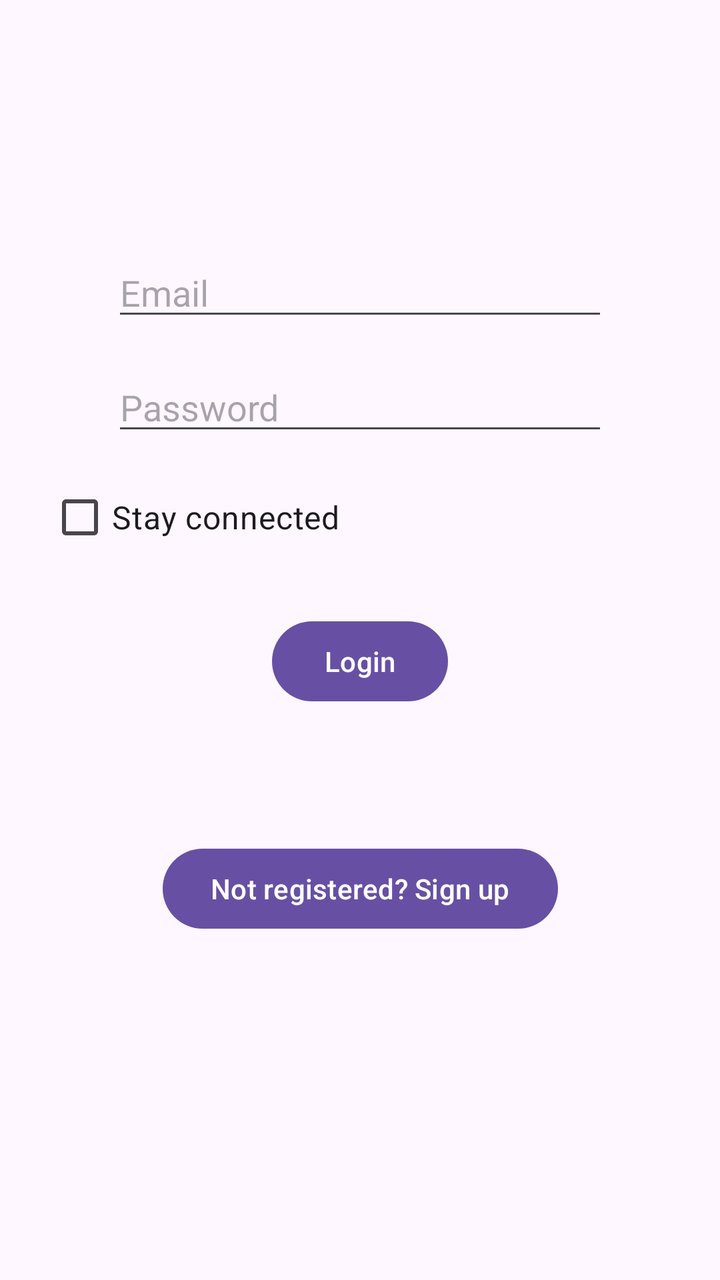
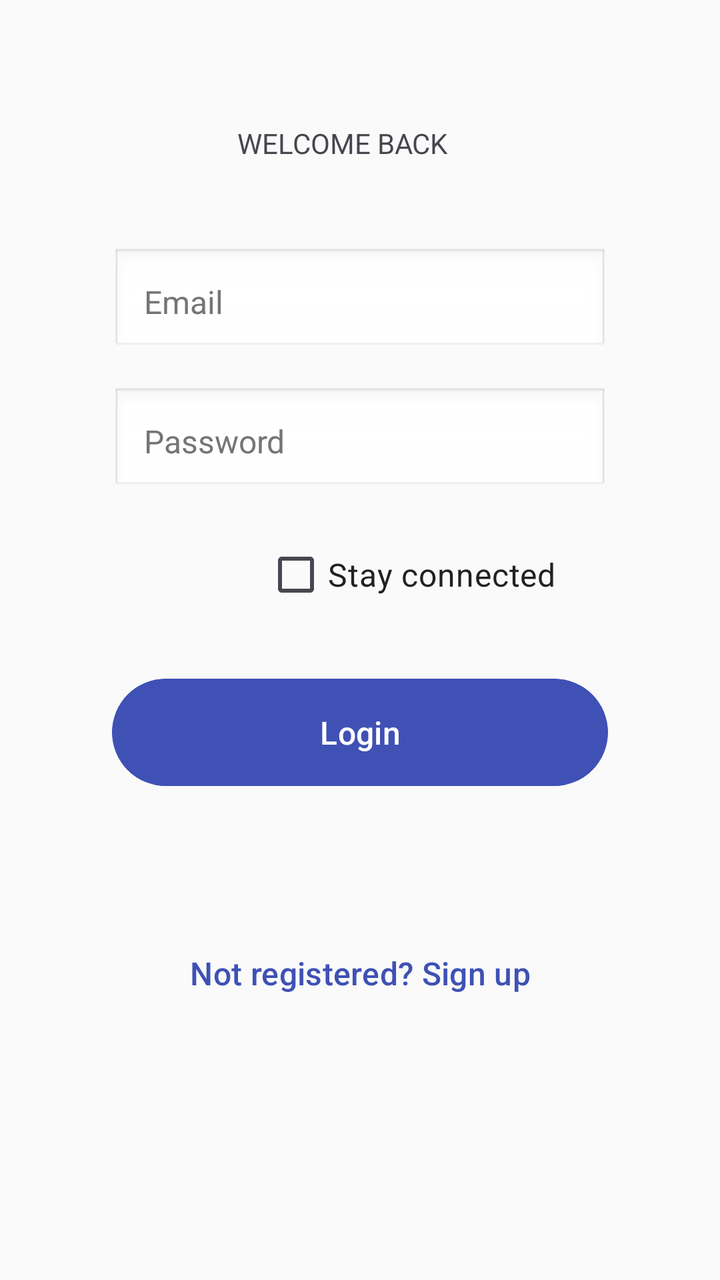

Screens rendered from an Android XML layout before and after an edit, with the pre-edit source and the edit as a unified diff.
<!-- AndroidManifest.xml: application theme Theme.MyApplication -->
<!-- res/layout/activity_login.xml -->
<?xml version="1.0" encoding="utf-8"?>
<androidx.constraintlayout.widget.ConstraintLayout xmlns:android="http://schemas.android.com/apk/res/android"
    xmlns:app="http://schemas.android.com/apk/res-auto"
    xmlns:tools="http://schemas.android.com/tools"
    android:id="@+id/main"
    android:layout_width="match_parent"
    android:layout_height="match_parent"
    tools:context=".LoginActivity"
    android:padding="24dp">

    
    <EditText
        android:id="@+id/eTEmail"
        android:layout_width="0dp"
        android:layout_height="wrap_content"
        android:hint="Email"
        android:inputType="textEmailAddress"
        app:layout_constraintTop_toTopOf="parent"
        app:layout_constraintStart_toStartOf="parent"
        app:layout_constraintEnd_toEndOf="parent"
        android:layout_marginTop="100dp"
        android:layout_marginHorizontal="32dp" />

    
    <EditText
        android:id="@+id/eTPass"
        android:layout_width="0dp"
        android:layout_height="wrap_content"
        android:hint="Password"
        android:inputType="textPassword"
        app:layout_constraintTop_toBottomOf="@id/eTEmail"
        app:layout_constraintStart_toStartOf="parent"
        app:layout_constraintEnd_toEndOf="parent"
        android:layout_marginTop="16dp"
        android:layout_marginHorizontal="32dp" />

    
    <CheckBox
        android:id="@+id/cBStayConnect"
        android:layout_width="wrap_content"
        android:layout_height="wrap_content"
        android:text="Stay connected"
        android:textSize="16sp"
        app:layout_constraintTop_toBottomOf="@id/eTPass"
        app:layout_constraintStart_toStartOf="parent"
        android:layout_marginTop="12dp" />

    
    <Button
        android:id="@+id/loginUser"
        android:layout_width="wrap_content"
        android:layout_height="wrap_content"
        android:text="Login"
        app:layout_constraintTop_toBottomOf="@id/cBStayConnect"
        app:layout_constraintStart_toStartOf="parent"
        app:layout_constraintEnd_toEndOf="parent"
        android:layout_marginTop="24dp" />

    
    <TextView
        android:id="@+id/tVMsg"
        android:layout_width="wrap_content"
        android:layout_height="wrap_content"
        android:text=""
        android:textSize="16sp"
        android:textColor="@android:color/black"
        app:layout_constraintTop_toBottomOf="@id/loginUser"
        app:layout_constraintStart_toStartOf="parent"
        app:layout_constraintEnd_toEndOf="parent"
        android:layout_marginTop="24dp" />

    
    <Button
        android:id="@+id/btnGoToRegister"
        android:layout_width="wrap_content"
        android:layout_height="wrap_content"
        android:text="Not registered? Sign up"
        app:layout_constraintTop_toBottomOf="@id/tVMsg"
        app:layout_constraintStart_toStartOf="parent"
        app:layout_constraintEnd_toEndOf="parent"
        android:layout_marginTop="20dp" />

</androidx.constraintlayout.widget.ConstraintLayout>
<!-- resources referenced by this layout -->
<resources>
  <style name="Theme.MyApplication" parent="Base.Theme.MyApplication" />
  <style name="Base.Theme.MyApplication" parent="Theme.Material3.DayNight.NoActionBar">
          
          
      </style>
</resources>

<!-- the commit's change to res/layout/activity_login.xml (unified diff, before → after) -->
@@ -1,12 +1,14 @@
 <?xml version="1.0" encoding="utf-8"?>
-<androidx.constraintlayout.widget.ConstraintLayout xmlns:android="http://schemas.android.com/apk/res/android"
+<androidx.constraintlayout.widget.ConstraintLayout
+    xmlns:android="http://schemas.android.com/apk/res/android"
     xmlns:app="http://schemas.android.com/apk/res-auto"
     xmlns:tools="http://schemas.android.com/tools"
     android:id="@+id/main"
     android:layout_width="match_parent"
     android:layout_height="match_parent"
-    tools:context=".LoginActivity"
-    android:padding="24dp">
+    android:padding="24dp"
+    android:background="#FAFAFA"
+    tools:context=".LoginActivity">
 
     
     <EditText
@@ -15,10 +17,15 @@
         android:layout_height="wrap_content"
         android:hint="Email"
         android:inputType="textEmailAddress"
+        android:padding="16dp"
+        android:textColor="#212121"
+        android:textColorHint="#757575"
+        android:textSize="16sp"
+        android:background="@android:drawable/edit_text"
+        android:layout_marginTop="100dp"
         app:layout_constraintTop_toTopOf="parent"
         app:layout_constraintStart_toStartOf="parent"
         app:layout_constraintEnd_toEndOf="parent"
-        android:layout_marginTop="100dp"
         android:layout_marginHorizontal="32dp" />
 
     
@@ -28,6 +35,11 @@
         android:layout_height="wrap_content"
         android:hint="Password"
         android:inputType="textPassword"
+        android:padding="16dp"
+        android:textColor="#212121"
+        android:textColorHint="#757575"
+        android:textSize="16sp"
+        android:background="@android:drawable/edit_text"
         app:layout_constraintTop_toBottomOf="@id/eTEmail"
         app:layout_constraintStart_toStartOf="parent"
         app:layout_constraintEnd_toEndOf="parent"
@@ -35,49 +47,75 @@
         android:layout_marginHorizontal="32dp" />
 
     
+
+    
     <CheckBox
         android:id="@+id/cBStayConnect"
         android:layout_width="wrap_content"
         android:layout_height="wrap_content"
+        android:layout_marginStart="108dp"
+        android:layout_marginTop="16dp"
         android:text="Stay connected"
+        android:textColor="#212121"
         android:textSize="16sp"
-        app:layout_constraintTop_toBottomOf="@id/eTPass"
         app:layout_constraintStart_toStartOf="parent"
-        android:layout_marginTop="12dp" />
+        app:layout_constraintTop_toBottomOf="@id/eTPass" />
 
-    
     <Button
         android:id="@+id/loginUser"
-        android:layout_width="wrap_content"
+        android:layout_width="0dp"
         android:layout_height="wrap_content"
         android:text="Login"
+        android:textColor="#FFFFFF"
+        android:textSize="16sp"
+        android:backgroundTint="#3F51B5"
+        android:padding="16dp"
+        android:layout_marginHorizontal="32dp"
+        android:layout_marginTop="24dp"
+        android:clipToOutline="true"
         app:layout_constraintTop_toBottomOf="@id/cBStayConnect"
         app:layout_constraintStart_toStartOf="parent"
         app:layout_constraintEnd_toEndOf="parent"
-        android:layout_marginTop="24dp" />
+        />
 
     
     <TextView
         android:id="@+id/tVMsg"
-        android:layout_width="wrap_content"
+        android:layout_width="0dp"
         android:layout_height="wrap_content"
         android:text=""
         android:textSize="16sp"
-        android:textColor="@android:color/black"
+        android:textColor="#D32F2F"
+        android:gravity="center"
         app:layout_constraintTop_toBottomOf="@id/loginUser"
         app:layout_constraintStart_toStartOf="parent"
         app:layout_constraintEnd_toEndOf="parent"
-        android:layout_marginTop="24dp" />
+        android:layout_marginTop="24dp"
+        android:layout_marginHorizontal="32dp" />
 
     
     <Button
         android:id="@+id/btnGoToRegister"
-        android:layout_width="wrap_content"
+        android:layout_width="0dp"
         android:layout_height="wrap_content"
         android:text="Not registered? Sign up"
+        android:textColor="#3F51B5"
+        android:background="@android:color/transparent"
+        android:textSize="16sp"
         app:layout_constraintTop_toBottomOf="@id/tVMsg"
         app:layout_constraintStart_toStartOf="parent"
         app:layout_constraintEnd_toEndOf="parent"
-        android:layout_marginTop="20dp" />
+        android:layout_marginTop="20dp"
+        android:layout_marginHorizontal="32dp" />
+
+    <TextView
+        android:id="@+id/textView"
+        android:layout_width="123dp"
+        android:layout_height="24dp"
+        android:text="WELCOME BACK"
+        app:layout_constraintBottom_toTopOf="@+id/eTEmail"
+        app:layout_constraintEnd_toEndOf="parent"
+        app:layout_constraintStart_toStartOf="parent"
+        app:layout_constraintTop_toTopOf="parent" />
 
 </androidx.constraintlayout.widget.ConstraintLayout>
